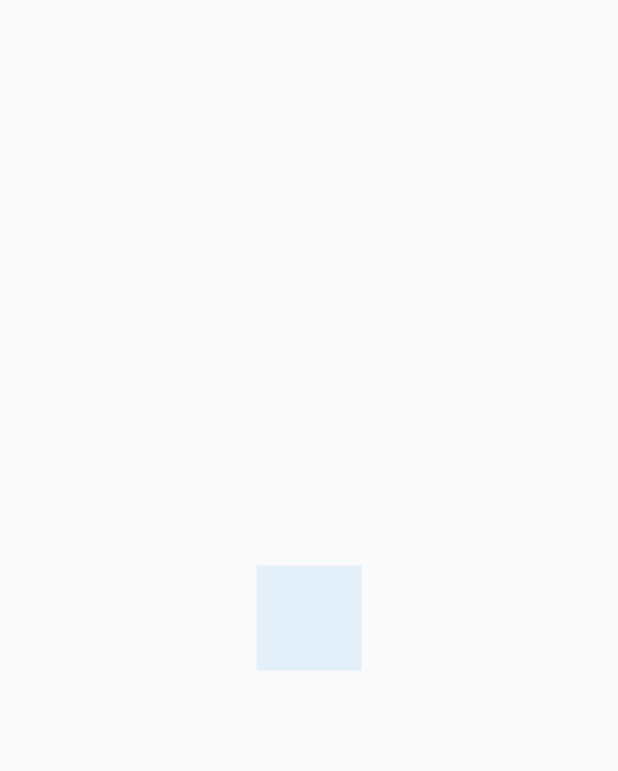
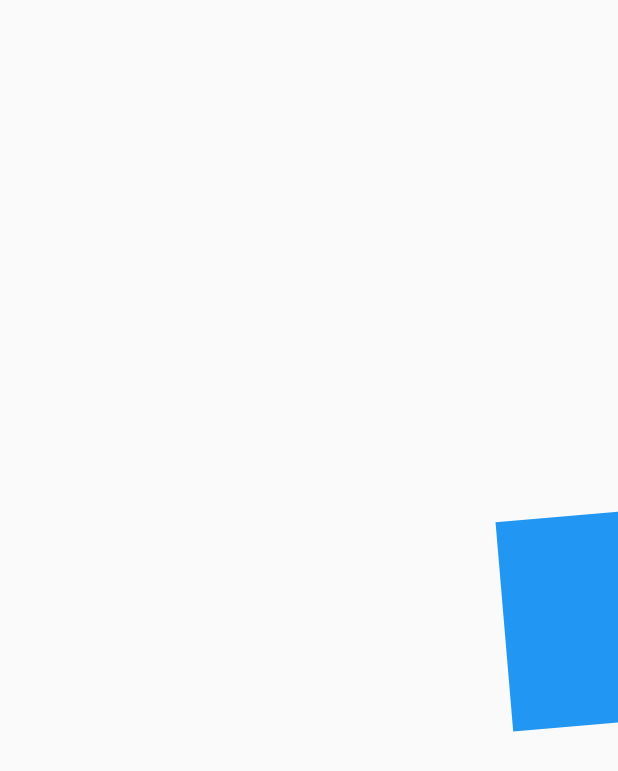
Before and after one commit to JhonZuluaga007/custom-animations, a Flutter app: the screen it shows after launch, on a phone screen of 412 x 824 dp. Shown: the top 771 px of the screen. Run offline on Flutter 3.47's test engine with Material 2 defaults, Android fonts, the phone set to English and light mode, and no system bars.

Commit message:
now we add the effect so that the image grows or decreases

```diff
--- a/lib/src/pages/animations_page.dart
+++ b/lib/src/pages/animations_page.dart
@@ -29,6 +29,7 @@ class _SquareAnimationState extends State<SquareAnimation>
   late Animation<double> rotation;
   late Animation<double> opacity;
   late Animation<double> moveRight;
+  late Animation<double> enlarge;
 
   @override
   void initState() {
@@ -45,10 +46,16 @@ class _SquareAnimationState extends State<SquareAnimation>
         parent: animationController,
         curve: const Interval(0.0, 0.25, curve: Curves.easeInOut)));
 
+    enlarge = Tween(begin: 0.0, end: 2.0).animate(CurvedAnimation(
+        parent: animationController,
+        curve: const Interval(0.0, 0.25, curve: Curves.easeInOut)));
+
     animationController.addListener(() {
       print('Status: ${animationController.status}');
       if (animationController.status == AnimationStatus.completed) {
-        animationController.reset();
+        animationController.repeat();
+        //animationController.reverse();
+        //animationController.reset();
       }
     });
 
@@ -69,7 +76,8 @@ class _SquareAnimationState extends State<SquareAnimation>
               angle: rotation.value,
               child: Opacity(
                 opacity: opacity.value,
-                child: childRectangulo,
+                child: Transform.scale(
+                    scale: enlarge.value, child: childRectangulo),
               )),
         );
       },
```
